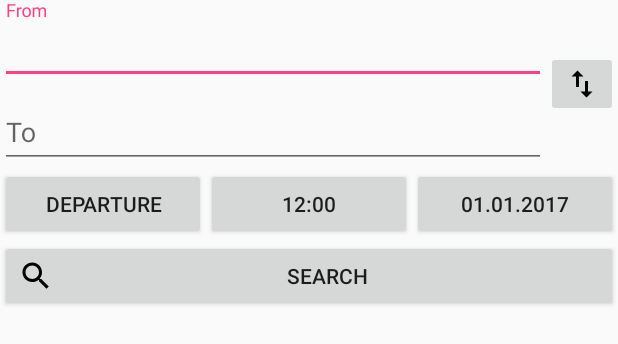
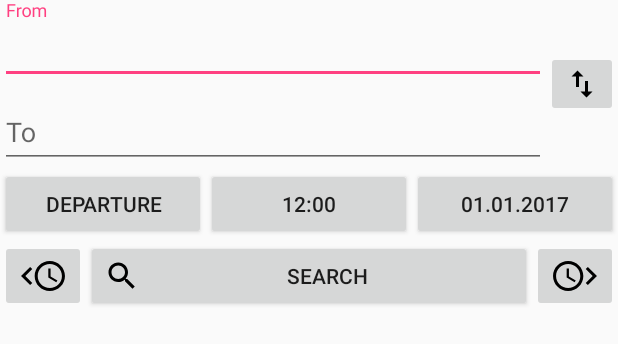
Before and after one commit to IDIjana/FahrplanApp, an Android app: the layout fragment_connection_search.xml on its own in the app's theme, with its tools: preview values and no code run, on a phone screen of 412 x 824 dp. Shown: the top 344 px of the screen. Run offline under Robolectric (Android 15) with nearby library versions, the phone set to English and light mode, and no system bars.

Commit message:
Search for later or earlier connections now possible

```diff
--- /dev/null
+++ b/app/src/main/res/drawable/ic_earlier_connections.xml
@@ -0,0 +1,6 @@
+<vector android:height="24dp" android:viewportHeight="24.0"
+    android:viewportWidth="33.0" android:width="33dp" xmlns:android="http://schemas.android.com/apk/res/android">
+    <path android:fillColor="#FF000000" android:pathData="M20.99,2C15.47,2 11,6.48 11,12 11,17.52 15.47,22 20.99,22 26.52,22 31,17.52 31,12 31,6.48 26.52,2 20.99,2ZM21,20c-4.42,0 -8,-3.58 -8,-8 0,-4.42 3.58,-8 8,-8 4.42,0 8,3.58 8,8 0,4.42 -3.58,8 -8,8z"/>
+    <path android:fillColor="#FF000000" android:pathData="M21.5,7 L20,7 20,13 25.25,16.15 26,14.92 21.5,12.25Z"/>
+    <path android:fillColor="#000000" android:pathData="M9.41,16.59 L4.83,12 9.41,7.41 8,6l-6,6 6,6z"/>
+</vector>
--- /dev/null
+++ b/app/src/main/res/drawable/ic_later_connections.xml
@@ -0,0 +1,6 @@
+<vector android:height="24dp" android:viewportHeight="24.0"
+    android:viewportWidth="33.0" android:width="33dp" xmlns:android="http://schemas.android.com/apk/res/android">
+    <path android:fillColor="#FF000000" android:pathData="M11.99,2C6.47,2 2,6.48 2,12 2,17.52 6.47,22 11.99,22 17.52,22 22,17.52 22,12 22,6.48 17.52,2 11.99,2ZM12,20C7.58,20 4,16.42 4,12 4,7.58 7.58,4 12,4c4.42,0 8,3.58 8,8 0,4.42 -3.58,8 -8,8z"/>
+    <path android:fillColor="#FF000000" android:pathData="M12.5,7 L11,7 11,13 16.25,16.15 17,14.92 12.5,12.25Z"/>
+    <path android:fillColor="#000000" android:pathData="M23.59,16.59 L28.17,12 23.59,7.41 25,6l6,6 -6,6z"/>
+</vector>
--- a/app/src/main/res/layout/fragment_connection_search.xml
+++ b/app/src/main/res/layout/fragment_connection_search.xml
@@ -123,14 +123,35 @@
 
     </LinearLayout>
 
-    <Button
-        android:layout_width="wrap_content"
+    <LinearLayout
+        android:id="@+id/search_bar"
+        android:layout_width="match_parent"
         android:layout_height="wrap_content"
-        android:text="@string/button_search"
-        android:id="@+id/button_search"
+        android:orientation="horizontal"
         android:layout_alignParentStart="true"
-        android:layout_alignParentEnd="true"
-        android:drawableStart="@drawable/ic_button_search"
-        android:layout_below="@id/connection_search_options"/>
+        android:layout_below="@id/connection_search_options">
 
+        <ImageButton
+            android:id="@+id/button_earlier_connections"
+            android:layout_width="wrap_content"
+            android:layout_height="match_parent"
+            android:src="@drawable/ic_earlier_connections"
+            android:contentDescription="@string/search_earlier_connections"/>
+
+        <Button
+            android:layout_width="0dp"
+            android:layout_height="wrap_content"
+            android:layout_weight="1"
+            android:text="@string/button_search"
+            android:id="@+id/button_search"
+            android:drawableStart="@drawable/ic_button_search"/>
+
+        <ImageButton
+            android:id="@+id/button_later_connections"
+            android:layout_width="wrap_content"
+            android:layout_height="match_parent"
+            android:src="@drawable/ic_later_connections"
+            android:contentDescription="@string/search_later_connections"/>
+
+    </LinearLayout>
 </RelativeLayout>
--- a/app/src/main/res/values/strings.xml
+++ b/app/src/main/res/values/strings.xml
@@ -26,4 +26,6 @@
     <string name="search_hint_to">To</string>
     <string name="search_in_progress">Loading connections…</string>
     <string name="tooltip_switch_stations">Switch stations</string>
+    <string name="search_earlier_connections">Search earlier connections</string>
+    <string name="search_later_connections">Search later connections</string>
 </resources>
```
Also changed, not shown: app/src/main/java/ch/hsr/se/mas/fahrplanapp/ConnectionSearchFragment.java (+91 -1 lines), app/src/main/java/ch/hsr/se/mas/fahrplanapp/MainActivity.java (+6 -2 lines), 1 other file.
